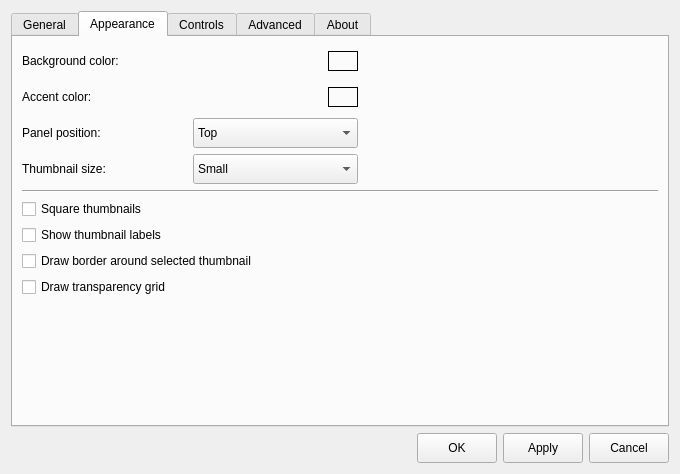
Qt form settingsdialog.ui (do-i/thumbgrid) before a commit.
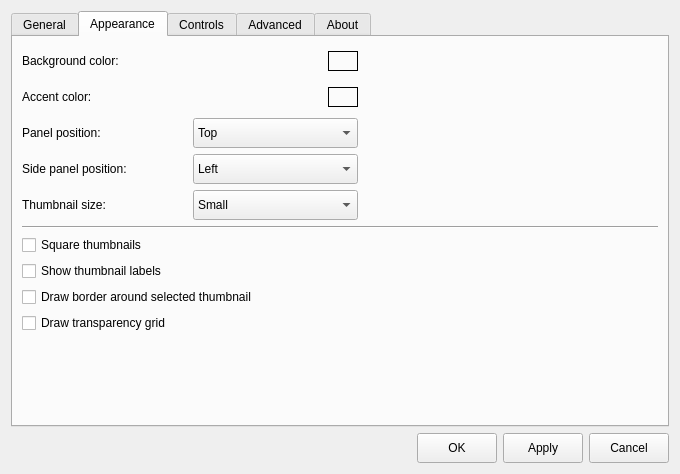
The same form after that commit. The open tabs and pages were chosen to show the change. Icons and pictures are not drawn. Custom widgets are drawn as their Qt base class.

Commit message: option for side toolbox position

Diff of the .ui file:
```diff
--- a/settingsdialog.ui
+++ b/settingsdialog.ui
@@ -637,6 +637,77 @@
          </item>
         </layout>
        </item>
+       <item>
+        <layout class="QHBoxLayout" name="horizontalLayout_14" stretch="0,0,0">
+         <property name="sizeConstraint">
+          <enum>QLayout::SetFixedSize</enum>
+         </property>
+         <property name="topMargin">
+          <number>0</number>
+         </property>
+         <item>
+          <widget class="QLabel" name="sidePanelPositionLabel">
+           <property name="sizePolicy">
+            <sizepolicy hsizetype="Preferred" vsizetype="Maximum">
+             <horstretch>0</horstretch>
+             <verstretch>0</verstretch>
+            </sizepolicy>
+           </property>
+           <property name="minimumSize">
+            <size>
+             <width>0</width>
+             <height>30</height>
+            </size>
+           </property>
+           <property name="text">
+            <string>Side panel position:</string>
+           </property>
+          </widget>
+         </item>
+         <item>
+          <widget class="QComboBox" name="sidePanelPositionComboBox">
+           <property name="sizePolicy">
+            <sizepolicy hsizetype="Preferred" vsizetype="Preferred">
+             <horstretch>0</horstretch>
+             <verstretch>0</verstretch>
+            </sizepolicy>
+           </property>
+           <property name="minimumSize">
+            <size>
+             <width>100</width>
+             <height>0</height>
+            </size>
+           </property>
+           <item>
+            <property name="text">
+             <string>Left</string>
+            </property>
+           </item>
+           <item>
+            <property name="text">
+             <string>Right</string>
+            </property>
+           </item>
+          </widget>
+         </item>
+         <item>
+          <spacer name="horizontalSpacer_8">
+           <property name="orientation">
+            <enum>Qt::Horizontal</enum>
+           </property>
+           <property name="sizeType">
+            <enum>QSizePolicy::Preferred</enum>
+           </property>
+           <property name="sizeHint" stdset="0">
+            <size>
+             <width>300</width>
+             <height>20</height>
+            </size>
+           </property>
+          </spacer>
+         </item>
+        </layout>
+       </item>
        <item>
         <layout class="QHBoxLayout" name="horizontalLayout_11">
          <item>
```
Left out of the diff: 2 changed lines with no effect on the pictures. The commit also changes 13 other files.
